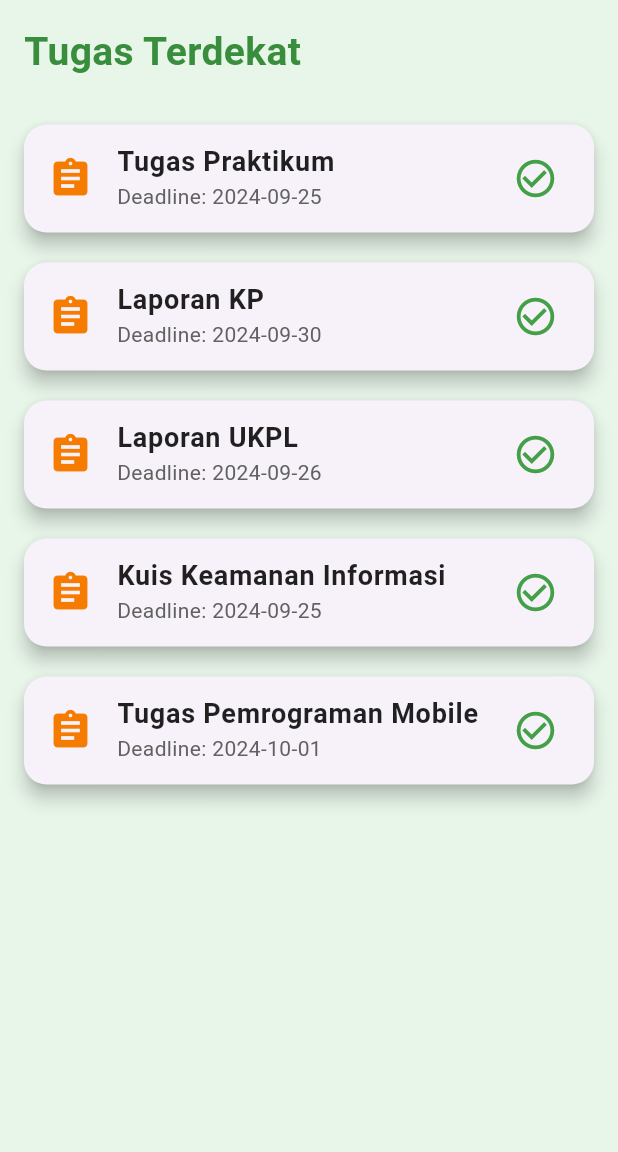
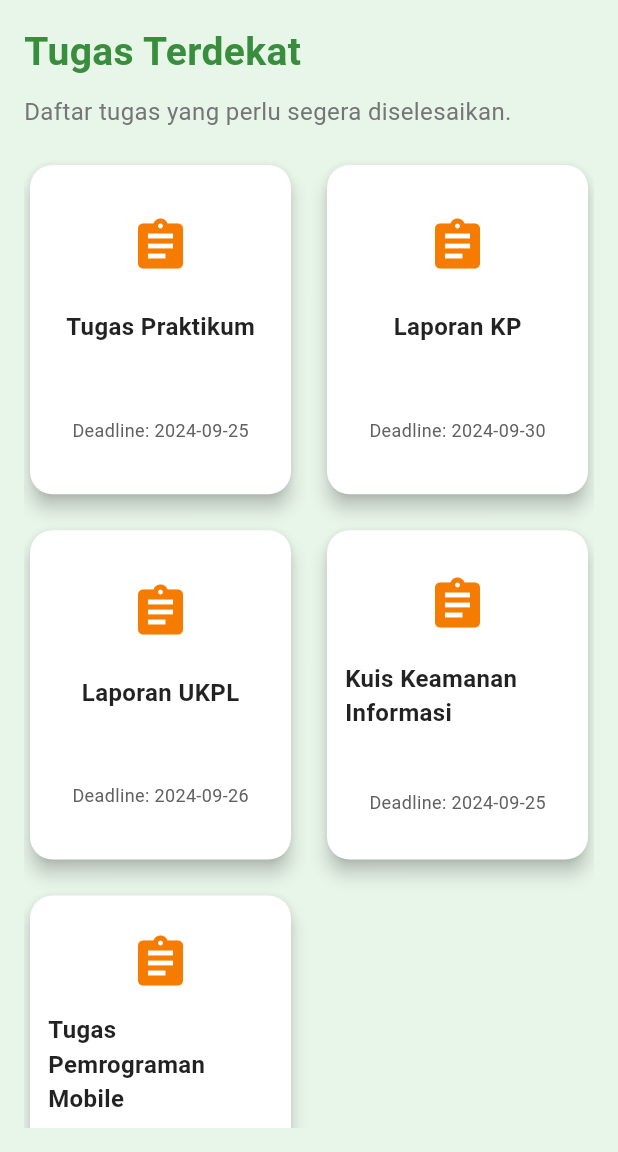
Before and after one commit to DestianArdanAlfatanu/LabMobile3_Destian-Ardan-Alfatanu_Shift-E, a Flutter app: the TaskPage screen opened by its route, on a phone screen of 412 x 824 dp, the part 84-1236 px from its top. Run offline on Flutter 3.47's test engine with Material 3 defaults, Android fonts, the phone set to English and light mode, and no system bars; our stand-ins replace shared_preferences; accounts and stored records are empty.

Commit message:
Update task_page.dart

```diff
--- a/lib/pages/task_page.dart
+++ b/lib/pages/task_page.dart
@@ -37,11 +37,25 @@ class TaskPage extends StatelessWidget {
                 color: Colors.green.shade700,
               ),
             ),
+            SizedBox(height: 10),
+            Text(
+              'Daftar tugas yang perlu segera diselesaikan.',
+              style: TextStyle(
+                fontSize: 16,
+                color: Colors.grey[600],
+              ),
+            ),
             SizedBox(height: 20),
 
-            // To-Do List
+            // To-Do List Grid View
             Expanded(
-              child: ListView.builder(
+              child: GridView.builder(
+                gridDelegate: SliverGridDelegateWithFixedCrossAxisCount(
+                  crossAxisCount: 2, // Number of columns
+                  childAspectRatio: 0.8, // Aspect ratio for cards (adjusted)
+                  crossAxisSpacing: 16, // Spacing between columns
+                  mainAxisSpacing: 16, // Spacing between rows
+                ),
                 itemCount: todoList.length,
                 itemBuilder: (context, index) {
                   return Card(
@@ -49,32 +63,34 @@ class TaskPage extends StatelessWidget {
                       borderRadius: BorderRadius.circular(15),
                     ),
                     elevation: 5,
-                    margin: EdgeInsets.symmetric(vertical: 10),
-                    child: ListTile(
-                      leading: Icon(
+                    color: Colors.white,
+                    child: Padding(
+                      padding: const EdgeInsets.all(12.0), // Adjusted padding
+                      child: Column(
+                        mainAxisAlignment: MainAxisAlignment.spaceEvenly, // Use space evenly
+                        children: [
+                          Icon(
                             Icons.assignment,
-                        color: Colors.orange.shade700, // Warna ikon oranye
-                        size: 30,
+                            color: Colors.orange.shade700,
+                            size: 40, // Reduced icon size for better fit
                           ),
-                      title: Text(
+                          Text(
                             todoList[index]['task']!,
                             style: TextStyle(
-                          fontSize: 18,
+                              fontSize: 16, // Reduced font size for task title
                               fontWeight: FontWeight.w600,
                               color: Colors.black87,
                             ),
                           ),
-                      subtitle: Text(
+                          SizedBox(height: 4),
+                          Text(
                             'Deadline: ${todoList[index]['deadline']}',
                             style: TextStyle(
-                          fontSize: 14,
+                              fontSize: 12, // Reduced font size for deadline
                               color: Colors.grey[700],
                             ),
                           ),
-                      trailing: Icon(
-                        Icons.check_circle_outline,
-                        color: Colors.green.shade600,
-                        size: 30,
+                        ],
                       ),
                     ),
                   );
```
Lines whose indentation alone changed are shown as unchanged.
